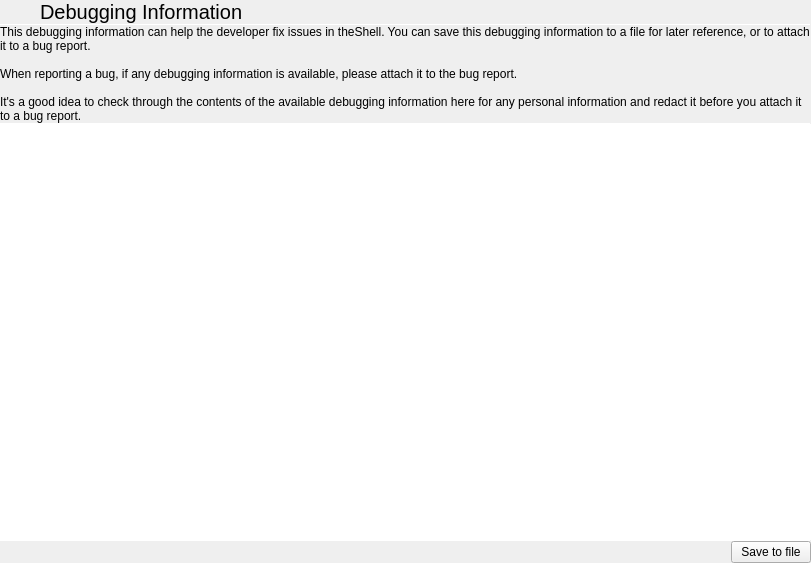
The window that startsession/errordialog.ui (vicr123/theshell) describes before a commit, drawn with Qt 5.
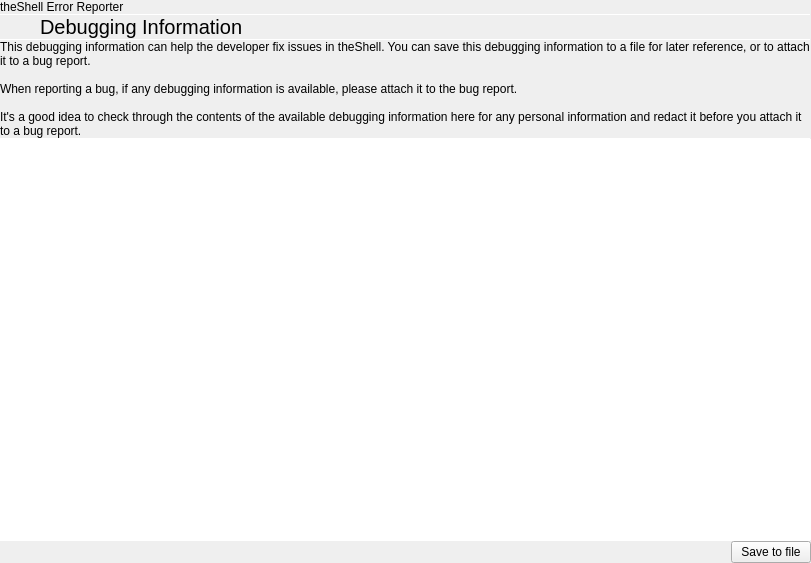
The same window after the commit. The open tabs and pages were chosen to show the change. Icons and pictures are not drawn.

Commit message: theShell Session starter DPI awareness

The edit to the form file:
```diff
--- a/startsession/errordialog.ui
+++ b/startsession/errordialog.ui
@@ -327,6 +327,29 @@
        <property name="bottomMargin">
         <number>0</number>
        </property>
+       <item>
+        <widget class="QLabel" name="label_7">
+         <property name="text">
+          <string>theShell Error Reporter</string>
+         </property>
+         <property name="margin">
+          <number>3</number>
+         </property>
+        </widget>
+       </item>
+       <item>
+        <widget class="Line" name="line_4">
+         <property name="maximumSize">
+          <size>
+           <width>16777215</width>
+           <height>1</height>
+          </size>
+         </property>
+         <property name="orientation">
+          <enum>Qt::Horizontal</enum>
+         </property>
+        </widget>
+       </item>
        <item>
         <layout class="QHBoxLayout" name="horizontalLayout_2">
          <property name="spacing">
```
Left out of the diff: 2 changed lines with no effect on the pictures. The commit also changes 3 other files.
